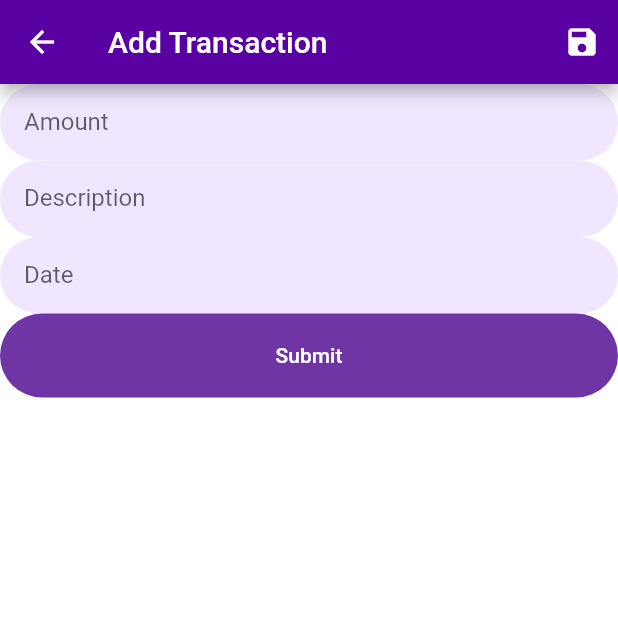
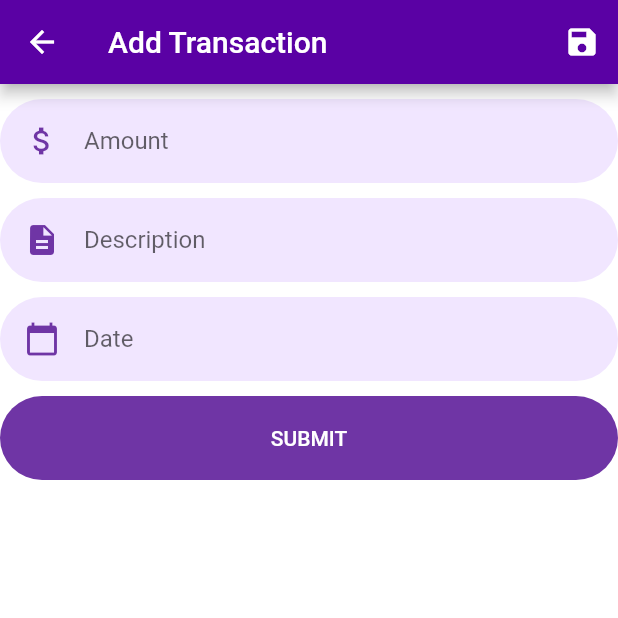
Before and after one commit to Fleonex/jupiter_clone, a Flutter app: the TransactionForm screen opened directly, after a tap on the "save" icon, on a phone screen of 412 x 824 dp, the top half of it. Run offline on Flutter 3.47's test engine with Material 2 defaults, Android fonts, the phone set to English and light mode, and no system bars; our stand-ins replace cloud_firestore, csv, file_picker, firebase_auth, firebase_core, flutter_svg and 4 more; missing offline and left inert: dart:ffi, excel; accounts and stored records are empty.

Commit message:
Minor changes

```diff
--- a/lib/excelsheet.dart
+++ b/lib/excelsheet.dart
@@ -61,8 +61,8 @@ class _uploadFileState extends State<uploadFile> {
 
     filePath = result.files.first.path!;
     if (filePath != null) {
-      var bytes = await File(filePath.toString()).readAsBytesSync();
-      var excel = await Excel.decodeBytes(bytes);
+      var bytes = File(filePath.toString()).readAsBytesSync();
+      var excel = Excel.decodeBytes(bytes);
       List<List<String>> rows = [];
       for (var table in excel.tables.keys) {
         print(table); //sheet Name
--- a/lib/main.dart
+++ b/lib/main.dart
@@ -18,10 +18,6 @@ void main() async {
 
 class MyApp extends StatelessWidget {
   const MyApp({super.key});
-  Future<FirebaseApp> _initializeFirebase() async {
-    FirebaseApp firebaseApp = await Firebase.initializeApp();
-    return firebaseApp;
-  }
 
   @override
   Widget build(BuildContext context) {
--- a/lib/models/transactions.dart
+++ b/lib/models/transactions.dart
@@ -4,8 +4,8 @@ import 'package:uuid/uuid.dart';
 final db = FirebaseFirestore.instance;
 
 class Transactions {
-  final String date;
-  final String amount;
+  final DateTime date;
+  final num amount;
   final String description;
 
   Transactions(this.date, this.amount, this.description);
--- a/lib/screens/Dashboard/components/transaction.dart
+++ b/lib/screens/Dashboard/components/transaction.dart
@@ -18,7 +18,7 @@ class Transaction extends StatelessWidget {
     return Padding(
       padding: const EdgeInsets.symmetric(horizontal: 24.0),
       child: Container(
-        decoration: BoxDecoration(
+        decoration: const BoxDecoration(
           color: white,
           borderRadius: BorderRadius.all(
             Radius.circular(30),
--- a/lib/screens/forms/transaction_form.dart
+++ b/lib/screens/forms/transaction_form.dart
@@ -1,33 +1,65 @@
+import 'package:firebase_auth/firebase_auth.dart';
+import 'package:flutter/foundation.dart';
 import 'package:flutter/material.dart';
 import 'package:intl/intl.dart';
+import 'package:jupiter_clone/services/database.dart';
 import 'package:jupiter_clone/style/color.dart';
 
-class TransactionForm extends StatelessWidget {
+import '../../models/transactions.dart';
+import '../../style/constants.dart';
+
+class TransactionForm extends StatefulWidget {
   const TransactionForm({Key? key}) : super(key: key);
 
   @override
-  Widget build(BuildContext context) {
-    final GlobalKey<FormState> _formKey = GlobalKey<FormState>();
-    final TextEditingController _amountController = TextEditingController();
-    final TextEditingController _descriptionController =
+  State<TransactionForm> createState() => _TransactionFormState();
+}
+
+class _TransactionFormState extends State<TransactionForm> {
+  final GlobalKey<FormState> formKey = GlobalKey<FormState>();
+  final DatabaseService _db = DatabaseService(uid: FirebaseAuth.instance.currentUser!.uid);
+
+  final TextEditingController amountController = TextEditingController();
+
+  final TextEditingController descriptionController =
   TextEditingController();
-    final TextEditingController _dateController = TextEditingController();
 
-    _dateController.text = DateFormat('yyyy-MM-dd').format(DateTime.now());
+  final TextEditingController dateController = TextEditingController();
 
   void _submitData() {
-      final String enteredAmount = _amountController.text;
-      final String enteredDescription = _descriptionController.text;
+    final String enteredAmount = amountController.text;
+    final String enteredDescription = descriptionController.text;
 
     if (enteredAmount.isEmpty || enteredDescription.isEmpty) {
       return;
     }
     DateFormat dateFormat = DateFormat("yyyy-MM-dd");
-      final DateTime enteredDate = dateFormat.parse(_dateController.text);
+    final DateTime enteredDate = dateFormat.parse(dateController.text);
 
+    Transactions newTransaction = Transactions(enteredDate, double.parse(enteredAmount), enteredDescription);
+
+    final Future? res = _db.addTransaction(newTransaction);
+
+    if (res != null) {
+      ScaffoldMessenger.of(context).showSnackBar(
+        const SnackBar(
+          content: Text('Transaction added successfully'),
+        ),
+      );
       Navigator.of(context).pop();
+    } else {
+      if (mounted) {
+        ScaffoldMessenger.of(context).showSnackBar(
+          const SnackBar(
+            content: Text('Error adding transaction'),
+          ),
+        );
+      }
+    }
   }
 
+  @override
+  Widget build(BuildContext context) {
     return Scaffold(
       appBar: AppBar(
         title: const Text('Add Transaction'),
@@ -42,28 +74,42 @@ class TransactionForm extends StatelessWidget {
         ],
       ),
       body: Form(
-        key: _formKey,
+        key: formKey,
         child: ListView(
           children: [
+            const SizedBox(height: 10.0),
             TextFormField(
-              controller: _amountController,
+              controller: amountController,
               decoration: const InputDecoration(
                 labelText: 'Amount',
+                prefixIcon: Padding(
+                  padding: EdgeInsets.all(defaultPadding),
+                  child: Icon(Icons.attach_money),
+                ),
               ),
               validator: (String? value) {
                 if (value == null || value.isEmpty) {
                   return 'Please enter amount';
                 }
+
+                if (double.tryParse(value) == null) {
+                  return 'Please enter a valid number';
+                }
                 return null;
               },
               onSaved: (String? value) {
-                _amountController.text = value!;
+                amountController.text = value!;
               },
             ),
+            const SizedBox(height: 10.0),
             TextFormField(
-              controller: _descriptionController,
+              controller: descriptionController,
               decoration: const InputDecoration(
                 labelText: 'Description',
+                prefixIcon: Padding(
+                  padding: EdgeInsets.all(defaultPadding),
+                  child: Icon(Icons.description),
+                ),
               ),
               validator: (String? value) {
                 if (value == null || value.isEmpty) {
@@ -72,12 +118,18 @@ class TransactionForm extends StatelessWidget {
                 return null;
               },
               onSaved: (String? value) {
-                _descriptionController.text = value!;
+                descriptionController.text = value!;
               },
             ),
+            const SizedBox(height: 10.0),
             TextFormField(
+              controller: dateController,
               decoration: const InputDecoration(
                 labelText: 'Date',
+                prefixIcon: Padding(
+                  padding: EdgeInsets.all(defaultPadding),
+                  child: Icon(Icons.calendar_today),
+                ),
               ),
               validator: (String? value) {
                 if (value == null || value.isEmpty) {
@@ -86,29 +138,33 @@ class TransactionForm extends StatelessWidget {
                 return null;
               },
               keyboardType: TextInputType.datetime,
-              onTap: () async {
-                DateTime? date = DateTime(1900);
-
-                date = await showDatePicker(
+              onTap: () {
+                showDatePicker(
                   context: context,
                   initialDate: DateTime.now(),
-                    firstDate: DateTime(2010),
-                    lastDate: DateTime(DateTime.now().year + 1));
-
-                    _dateController.text = DateFormat('yyyy-MM-dd').format(date!);
+                  firstDate: DateTime(2000),
+                  lastDate: DateTime(2100),
+                ).then((DateTime? value) {
+                  if (value != null) {
+                    dateController.text = DateFormat("yyyy-MM-dd").format(value);
                   }
+                });
+              },
             ),
-            ElevatedButton(
-              onPressed: () {
-                if (_formKey.currentState!.validate()) {
+            const SizedBox(height: 10.0),
+            Hero(
+              tag: "login_btn",
+              child: ElevatedButton(
+                onPressed: () async {
+                  if (formKey.currentState!.validate()) {
+                    formKey.currentState!.save();
                     _submitData();
-                } else {
-                  ScaffoldMessenger.of(context).showSnackBar(
-                    const SnackBar(content: Text('Please fill in all fields')),
-                  );
                   }
                 },
-              child: const Text('Submit'),
+                child: Text(
+                  "Submit".toUpperCase(),
+                ),
+              ),
             ),
           ],
         ),
```
Also changed, not shown: lib/screens/Dashboard/components/transactionlist.dart (+42 -16 lines), lib/screens/Dashboard/dashboard.dart (+11 -13 lines), lib/services/database.dart (+7 -7 lines). Lines whose indentation alone changed are shown as unchanged.
